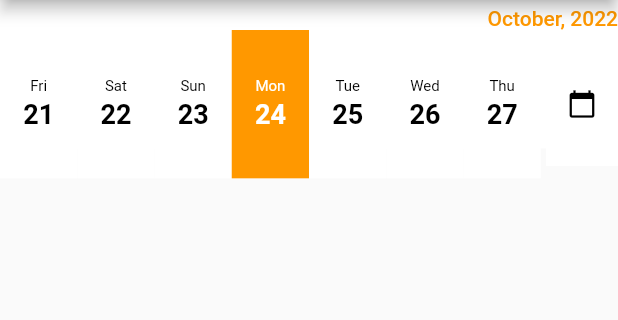
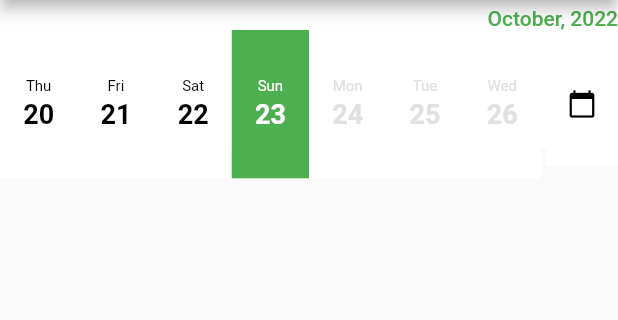
Before and after one commit to ShrBwes/horizontal_calendar, a Flutter app: the screen it shows after launch, on a phone screen of 412 x 824 dp, the part 84-404 px from its top. Run offline on Flutter 3.47's test engine with Material 2 defaults, Android fonts, the phone set to English and light mode, and no system bars.

Commit message:
reversed selection... select previous dates only

```diff
--- a/example/lib/main.dart
+++ b/example/lib/main.dart
@@ -39,11 +39,13 @@ class _MyHomePageState extends State<MyHomePage> {
         title: Text(widget.title!),
       ),
       body: HorizontalCalendar(
-        date: DateTime.now().add(const Duration(days: 1)),
-        initialDate: DateTime.now().subtract(const Duration(days: 2)),
+        date: DateTime.now(),
+        // date: DateTime.now().add(const Duration(days: 1)),
+        // initialDate: DateTime.now(),
+        initialDate: DateTime.now().subtract(const Duration(days: 1)),
         textColor: Colors.black,
         backgroundColor: Colors.white,
-        selectedColor: Colors.orange,
+        selectedColor: Colors.green,
         showMonth: true,
         onDateSelected: (date) {
           if (kDebugMode) {
--- a/lib/src/widgets/calendar_items.dart
+++ b/lib/src/widgets/calendar_items.dart
@@ -43,7 +43,7 @@ class CalendarItems extends StatelessWidget {
               DateParser.getDayOfWeek(date),
               style: Theme.of(context).textTheme.bodyText2!.copyWith(
                     color: diffDays != 0
-                        ? checkPastDate >= 0
+                        ? checkPastDate <= 0
                             ? textColor
                             : Colors.grey[300]
                         : Colors.white,
@@ -55,7 +55,7 @@ class CalendarItems extends StatelessWidget {
               DateParser.getDayOfMonth(date),
               style: Theme.of(context).textTheme.bodyText2!.copyWith(
                     color: diffDays != 0
-                        ? checkPastDate >= 0
+                        ? checkPastDate <= 0
                             ? textColor
                             : Colors.grey[300]
                         : Colors.white,
```
Also changed, not shown: lib/src/calendar.dart (+5 -4 lines), example/pubspec.lock, pubspec.lock, 2 other files.
